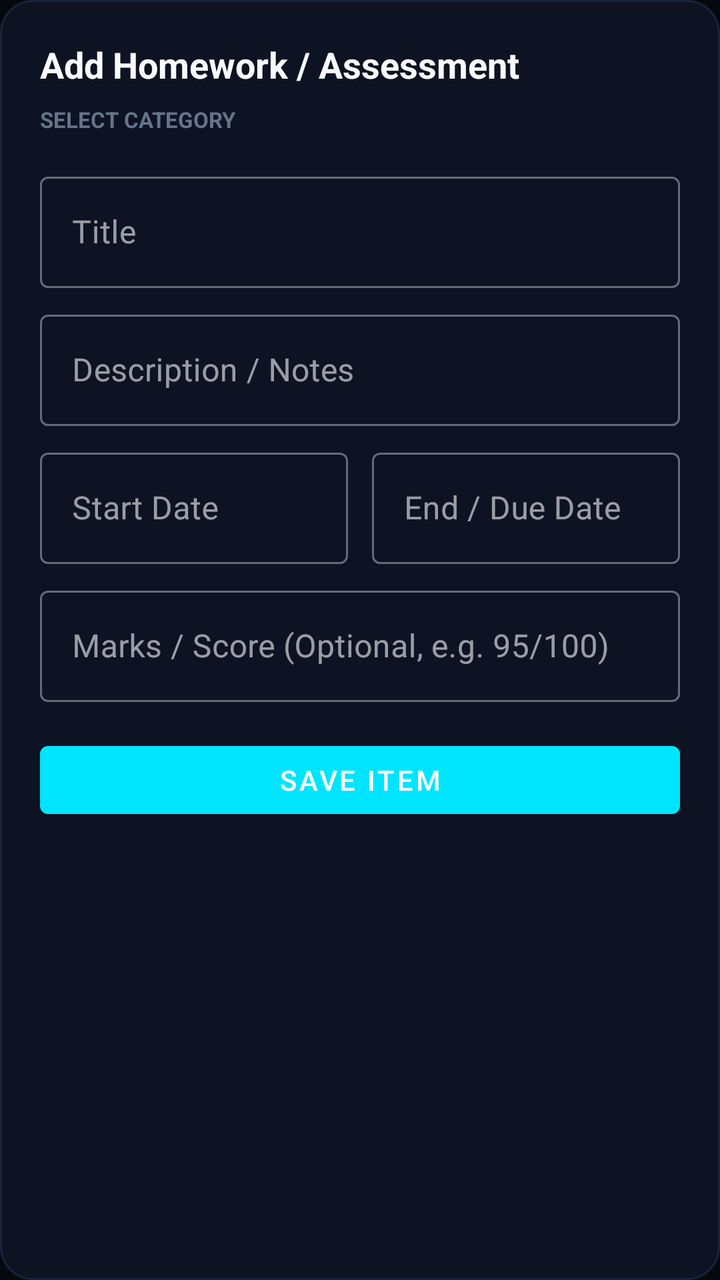
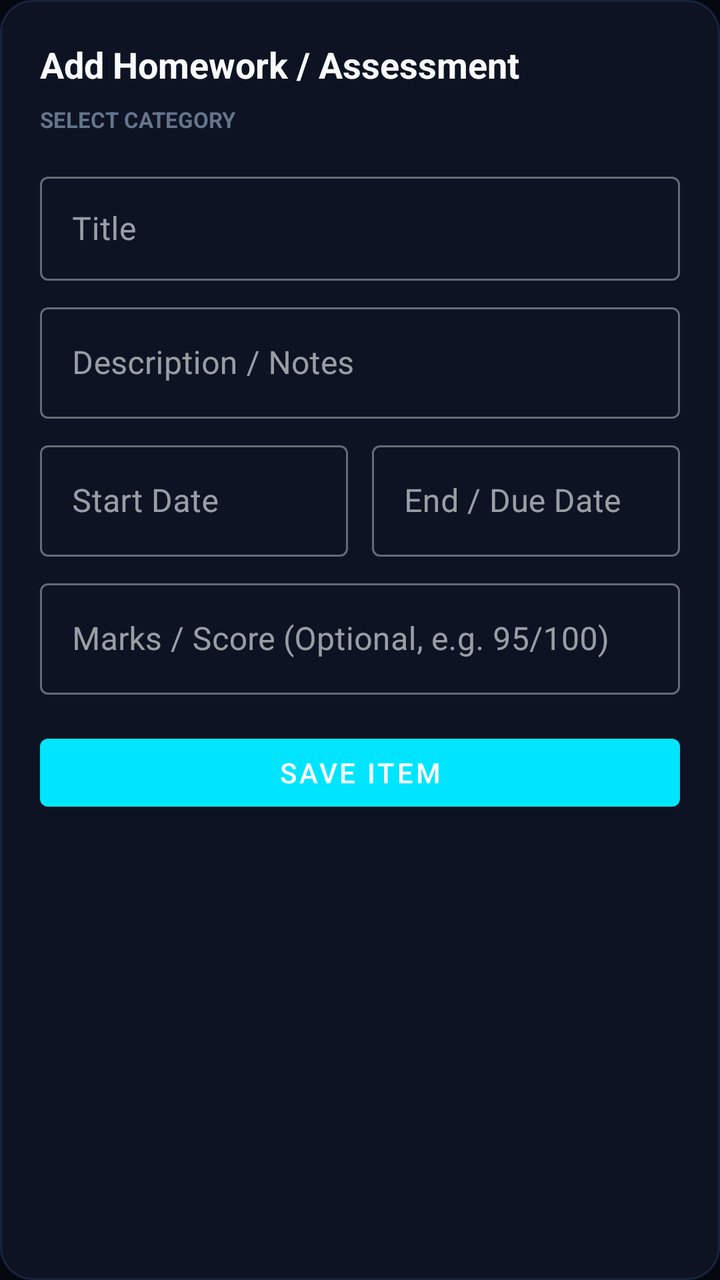

Compare the two renders of this Android layout. The source of the first and the diff that turns it into the second are given below.
<!-- AndroidManifest.xml: application theme Theme.LifeSync -->
<!-- res/layout/dialog_add_homework.xml -->
<?xml version="1.0" encoding="utf-8"?>
<LinearLayout xmlns:android="http://schemas.android.com/apk/res/android"
    xmlns:app="http://schemas.android.com/apk/res-auto"
    android:layout_width="match_parent"
    android:layout_height="wrap_content"
    android:background="@drawable/bg_dialog_obsidian_solid"
    android:orientation="vertical"
    android:padding="20dp">

    <TextView
        android:id="@+id/tvDialogTitle"
        android:layout_width="wrap_content"
        android:layout_height="wrap_content"
        android:text="Add Homework / Assessment"
        android:textColor="@color/text_primary"
        android:textSize="18sp"
        android:textStyle="bold" />

    <LinearLayout
        android:layout_width="match_parent"
        android:layout_height="wrap_content"
        android:orientation="vertical"
        android:layout_marginTop="8dp">

        <TextView
            android:layout_width="wrap_content"
            android:layout_height="wrap_content"
            android:text="SELECT CATEGORY"
            android:textColor="#64748B"
            android:textSize="11sp"
            android:textStyle="bold" />

        <HorizontalScrollView
            android:layout_width="match_parent"
            android:layout_height="wrap_content"
            android:layout_marginTop="6dp"
            android:scrollbars="none">

            <com.google.android.material.chip.ChipGroup
                android:id="@+id/chipGroupCourseCategories"
                android:layout_width="wrap_content"
                android:layout_height="wrap_content"
                app:singleSelection="true" />
        </HorizontalScrollView>
    </LinearLayout>

    <com.google.android.material.textfield.TextInputLayout
        android:id="@+id/tilTitle"
        style="@style/Widget.MaterialComponents.TextInputLayout.OutlinedBox"
        android:layout_width="match_parent"
        android:layout_height="wrap_content"
        android:layout_marginTop="10dp"
        android:hint="Title">

        <com.google.android.material.textfield.TextInputEditText
            android:id="@+id/etTitle"
            android:layout_width="match_parent"
            android:layout_height="wrap_content"
            android:textColor="?attr/colorOnSurface"
            android:textColorHint="?android:attr/textColorSecondary" />
    </com.google.android.material.textfield.TextInputLayout>

    <com.google.android.material.textfield.TextInputLayout
        android:id="@+id/tilDescription"
        style="@style/Widget.MaterialComponents.TextInputLayout.OutlinedBox"
        android:layout_width="match_parent"
        android:layout_height="wrap_content"
        android:layout_marginTop="8dp"
        android:hint="Description / Notes">

        <com.google.android.material.textfield.TextInputEditText
            android:id="@+id/etDescription"
            android:layout_width="match_parent"
            android:layout_height="wrap_content"
            android:textColor="?attr/colorOnSurface"
            android:textColorHint="?android:attr/textColorSecondary" />
    </com.google.android.material.textfield.TextInputLayout>

    <LinearLayout
        android:layout_width="match_parent"
        android:layout_height="wrap_content"
        android:layout_marginTop="8dp"
        android:orientation="horizontal">

        <com.google.android.material.textfield.TextInputLayout
            android:id="@+id/tilStartDate"
            style="@style/Widget.MaterialComponents.TextInputLayout.OutlinedBox"
            android:layout_width="0dp"
            android:layout_height="wrap_content"
            android:layout_marginEnd="6dp"
            android:layout_weight="1"
            android:hint="Start Date">

            <com.google.android.material.textfield.TextInputEditText
                android:id="@+id/etStartDate"
                android:layout_width="match_parent"
                android:layout_height="wrap_content"
                android:textColor="?attr/colorOnSurface"
                android:textColorHint="?android:attr/textColorSecondary" />
        </com.google.android.material.textfield.TextInputLayout>

        <com.google.android.material.textfield.TextInputLayout
            android:id="@+id/tilDueDate"
            style="@style/Widget.MaterialComponents.TextInputLayout.OutlinedBox"
            android:layout_width="0dp"
            android:layout_height="wrap_content"
            android:layout_marginStart="6dp"
            android:layout_weight="1"
            android:hint="End / Due Date">

            <com.google.android.material.textfield.TextInputEditText
                android:id="@+id/etDueDate"
                android:layout_width="match_parent"
                android:layout_height="wrap_content"
                android:textColor="?attr/colorOnSurface"
                android:textColorHint="?android:attr/textColorSecondary" />
        </com.google.android.material.textfield.TextInputLayout>
    </LinearLayout>

    <com.google.android.material.textfield.TextInputLayout
        android:id="@+id/tilScore"
        style="@style/Widget.MaterialComponents.TextInputLayout.OutlinedBox"
        android:layout_width="match_parent"
        android:layout_height="wrap_content"
        android:layout_marginTop="8dp"
        android:hint="Marks / Score (Optional, e.g. 95/100)">

        <com.google.android.material.textfield.TextInputEditText
            android:id="@+id/etScore"
            android:layout_width="match_parent"
            android:layout_height="wrap_content"
            android:textColor="?attr/colorOnSurface"
            android:textColorHint="?android:attr/textColorSecondary" />
    </com.google.android.material.textfield.TextInputLayout>

    <com.google.android.material.button.MaterialButton
        android:id="@+id/btnSaveItem"
        android:layout_width="match_parent"
        android:layout_height="46dp"
        android:layout_marginTop="16dp"
        android:text="Save Item" />

</LinearLayout>
<!-- resources referenced by this layout -->
<resources>
  <color name="text_primary">#F8FAFC</color>
  <!-- drawable bg_dialog_obsidian_solid (drawable) -->
  <?xml version="1.0" encoding="utf-8"?>
  <shape xmlns:android="http://schemas.android.com/apk/res/android"
      android:shape="rectangle">
      <solid android:color="@color/surface" />
      <corners android:radius="16dp" />
      <stroke
          android:width="1dp"
          android:color="@color/card_stroke" />
  </shape>
  <style name="Theme.LifeSync" parent="Theme.DuoRhythm" />
  <color name="surface">#0D1322</color>
  <color name="card_stroke">#18243C</color>
  <style name="Theme.DuoRhythm" parent="Theme.MaterialComponents.DayNight.NoActionBar">
          
          <item name="android:statusBarColor">#0A1322</item>
          <item name="android:navigationBarColor">#06080F</item>
          <item name="android:windowLightStatusBar" tools:targetApi="m">false</item>
          <item name="android:windowBackground">@color/bg_root_obsidian</item>
          <item name="android:colorBackground">@color/bg_root_obsidian</item>
  
          
          <item name="colorSurface">@color/surface_card_slate</item>
          <item name="colorPrimary">@color/accent_cyan_primary</item>
          <item name="colorSecondary">@color/accent_cyan_glow</item>
          <item name="colorControlNormal">@color/text_secondary_slate</item>
          <item name="colorControlActivated">@color/accent_cyan_primary</item>
          <item name="colorOnSurfaceVariant">@color/text_secondary_slate</item>
          <item name="colorOnSurface">@color/text_primary_white</item>
  
          <item name="bottomSheetDialogTheme">@style/CustomBottomSheetDialog</item>
          <item name="materialCardViewStyle">@style/CardElevationRounded</item>
          <item name="android:textViewStyle">@style/DuoRhythmTextView</item>
          <item name="android:editTextStyle">@style/DuoRhythmEditText</item>
          <item name="editTextStyle">@style/DuoRhythmEditText</item>
      </style>
  <color name="bg_root_obsidian">#06080F</color>
  <color name="surface_card_slate">#0D1322</color>
  <color name="accent_cyan_primary">#00E5FF</color>
  <color name="accent_cyan_glow">#38BDF8</color>
  <color name="text_secondary_slate">#94A3B8</color>
  <color name="text_primary_white">#F8FAFC</color>
  <style name="CustomBottomSheetDialog" parent="Theme.Design.Light.BottomSheetDialog">
          <item name="bottomSheetStyle">@style/CustomBottomSheetModalStyle</item>
          <item name="android:windowIsFloating">false</item>
          <item name="android:windowBackground">@android:color/transparent</item>
          <item name="android:statusBarColor">@android:color/transparent</item>
      </style>
  <style name="CardElevationRounded" parent="Widget.MaterialComponents.CardView">
          <item name="cardCornerRadius">16dp</item>
          <item name="cardElevation">0dp</item>
          <item name="strokeWidth">1dp</item>
          <item name="strokeColor">@color/border_glass_stroke</item>
          <item name="cardBackgroundColor">@color/surface_card_slate</item>
      </style>
  <style name="DuoRhythmTextView" parent="android:Widget.TextView">
          <item name="android:lineSpacingExtra">2dp</item>
          <item name="android:fontFamily">sans-serif</item>
          <item name="android:includeFontPadding">true</item>
      </style>
  <style name="DuoRhythmEditText" parent="android:Widget.EditText">
          <item name="android:lineSpacingExtra">2dp</item>
          <item name="android:fontFamily">sans-serif</item>
          <item name="android:includeFontPadding">true</item>
          <item name="android:textColor">@color/text_primary</item>
          <item name="android:textColorHint">@color/text_secondary</item>
      </style>
  <style name="CustomBottomSheetModalStyle" parent="Widget.Design.BottomSheet.Modal">
          <item name="android:background">@android:color/transparent</item>
      </style>
  <color name="border_glass_stroke">#18243C</color>
  <color name="text_secondary">#94A3B8</color>
</resources>

<!-- the commit's change to res/layout/dialog_add_homework.xml (unified diff, before → after) -->
@@ -56,6 +56,8 @@
             android:id="@+id/etTitle"
             android:layout_width="match_parent"
             android:layout_height="wrap_content"
+            android:minHeight="52dp"
+            android:paddingVertical="12dp"
             android:textColor="?attr/colorOnSurface"
             android:textColorHint="?android:attr/textColorSecondary" />
     </com.google.android.material.textfield.TextInputLayout>
